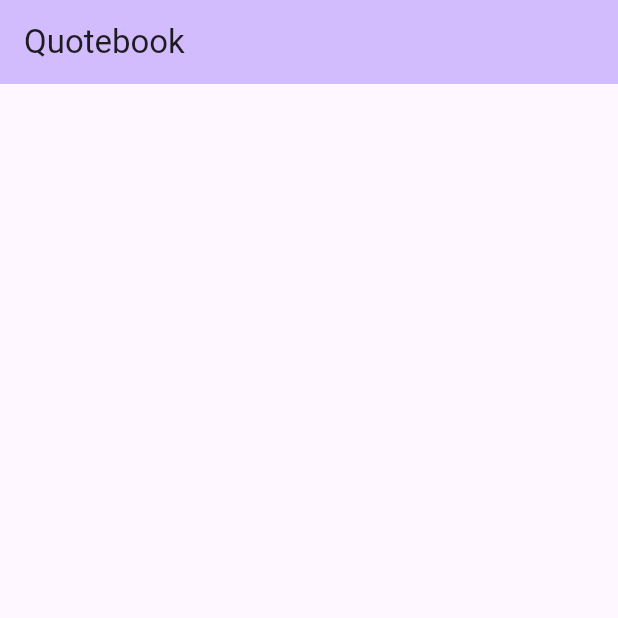
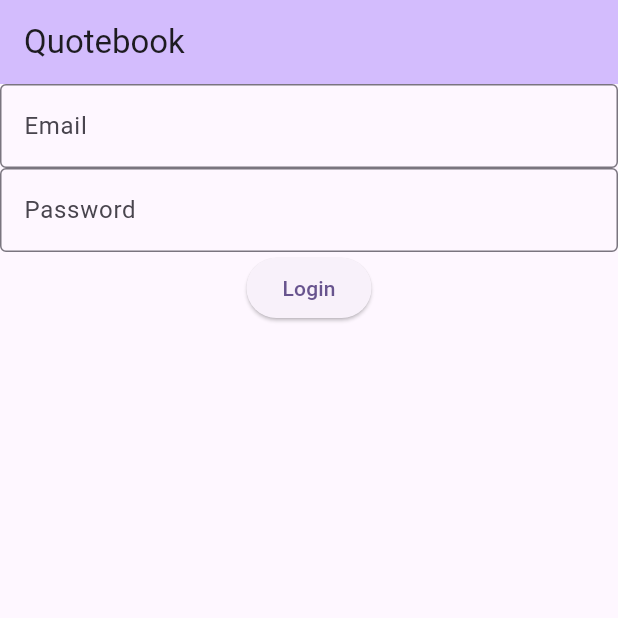
Before and after one commit to MarcoBonato2007/QuoteLike, a Flutter app: the screen it shows after launch, on a phone screen of 412 x 824 dp, the top half of it. Run offline on Flutter 3.47's test engine with Material 3 defaults, Android fonts, the phone set to English and light mode, and no system bars; our stand-ins replace firebase_auth, firebase_core; accounts and stored records are empty.

Commit message:
Basic login screen done. Change to email link log.

```diff
--- a/lib/login_page.dart
+++ b/lib/login_page.dart
@@ -0,0 +1,124 @@
+import 'package:firebase_auth/firebase_auth.dart';
+import 'package:flutter/material.dart';
+
+class LoginPage extends StatefulWidget {
+  const LoginPage({super.key});
+
+  @override
+  State<LoginPage> createState() => _LoginPageState();
+}
+
+class _LoginPageState extends State<LoginPage> {
+  String? emailErrorText; // put here so login() and build() can both access them
+  String? passwordErrorText;
+
+  void login(
+    BuildContext context,
+    GlobalKey<FormFieldState> emailFieldKey,
+    GlobalKey<FormFieldState> passwordFieldKey
+  ) async {
+    emailErrorText = null;
+    passwordErrorText = null;
+    String email = emailFieldKey.currentState!.value;
+    String password = passwordFieldKey.currentState!.value;
+
+    showDialog( // Show loading icon
+      context: context,
+      barrierDismissible: false,
+      builder: (BuildContext context) => const Center(child: CircularProgressIndicator())
+    );
+
+    try {
+      if (email == "" || password == "") {
+        emailErrorText = (email == "") ? "Please enter an email" : null;
+        passwordErrorText = (password == "") ? "Please enter an password" : null;
+      }
+      else {
+        await FirebaseAuth.instance.signInWithEmailAndPassword(
+          email: email,
+          password: password
+        );
+
+      }
+
+
+      emailFieldKey.currentState!.validate();
+      passwordFieldKey.currentState!.validate();
+    }
+    on FirebaseAuthException catch (e) {
+      if (e.code == "invalid-email") {
+        emailErrorText = "Invalid email format";
+      }
+      else if (e.code == "user-not-found" || e.code == "wrong-password" || e.code == "invalid-credential") {
+        emailErrorText = ""; // blank so it will just highlight red
+        passwordErrorText = "Incorrect email or password";
+
+      }
+      else if (e.code == "too-many-requests") {
+        emailErrorText = ""; // blank so it will just highlight red
+        passwordErrorText = "Servers busy, try again later";
+      }
+      else if (e.code == "network-request-failed") {
+        emailErrorText = ""; // blank so it will just highlight red
+        passwordErrorText = "Internet connection failed. Check your internet connection.";
+        // error for network error, check your internet connection
+      }
+      else {
+        emailErrorText = ""; // blank so it will just highlight red
+        passwordErrorText = "An unknown error occured.";
+      }
+      emailFieldKey.currentState!.validate();
+      passwordFieldKey.currentState!.validate();
+    }
+    catch (e) {
+      emailErrorText = ""; // blank so it will just highlight red
+      passwordErrorText = "An unknown error occured.";
+      emailFieldKey.currentState!.validate();
+      passwordFieldKey.currentState!.validate();
+    }
+
+    Navigator.of(context).pop(); // Remove loading icon
+  }
+
+  @override
+  Widget build(BuildContext context) {
+    final emailFieldKey = GlobalKey<FormFieldState>();
+    final TextFormField emailField = TextFormField(
+      key: emailFieldKey,
+      validator: (String? curValue) => emailErrorText,
+      decoration: InputDecoration(
+        border: OutlineInputBorder(),
+        hintText: "Email",
+        errorText: emailErrorText
+      ),
+    );
+
+    final passwordFieldKey = GlobalKey<FormFieldState>();
+    final TextFormField passwordField = TextFormField(
+      key: passwordFieldKey,
+      validator: (String? curValue) => passwordErrorText,
+      decoration: InputDecoration(
+        border: OutlineInputBorder(),
+        hintText: "Password",
+        errorText: passwordErrorText
+      ),
+    );
+
+    final ElevatedButton loginButton = ElevatedButton(
+      child: Text("Login"),
+      onPressed: () => login(context, emailFieldKey, passwordFieldKey)
+    );
+
+    return Column(
+      children: [
+        emailField,
+        passwordField,
+        loginButton
+      ]
+    );
+  }
+}
+
+// TODO: prevent verification email spam
+// TODO: make it look good
+  // add icons on email and password boxes (lock icon and email icon)
--- a/lib/main.dart
+++ b/lib/main.dart
@@ -1,6 +1,7 @@
 import 'package:firebase_auth/firebase_auth.dart';
 import 'package:firebase_core/firebase_core.dart';
 import 'package:flutter/material.dart';
+import 'package:quotebook/login_page.dart';
 import 'firebase_options.dart';
 
 // com.bonato.quotebook
@@ -13,7 +14,7 @@ void main() async {
     .authStateChanges()
     .listen((User? user) {
       if (user == null) {print("Nobody logged in");}
-      else {print("$user logged in");}
+      else {print("${user.uid} logged in");}
   });
 
   runApp(const MyApp());
@@ -50,6 +51,10 @@ class _MyHomePageState extends State<MyHomePage> {
         backgroundColor: Theme.of(context).colorScheme.inversePrimary,
         title: Text("Quotebook"),
       ),
+      body: LoginPage()
     );
   }
 }
+
+// TODO: Login and signup page (username and password only for now)
+// TODO: Add the quotes, searchbar, like feature
```
